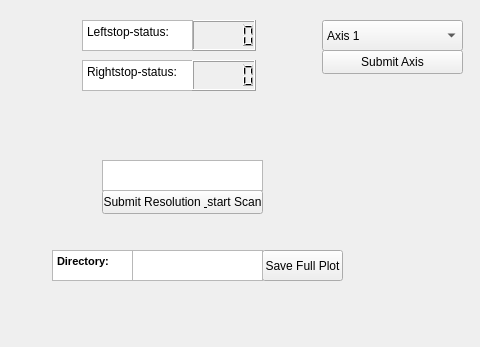
Above: Real_mainwindow.ui from sistrebel/Emittancemeter_control before the change; both pictures show x 258 to 738 and y 0 to 347 of the 738 by 557 pixel window. Below: the same form after it.
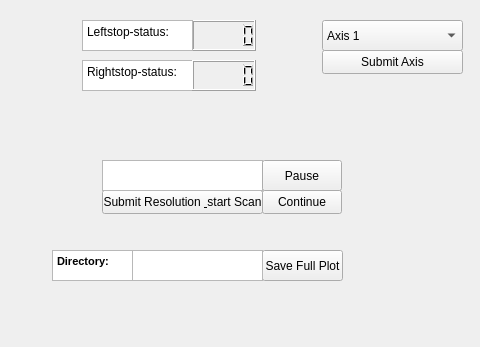
That is the form after the change. Custom widgets are drawn as their Qt base class.

Diff of the .ui file:
```diff
--- a/Real_mainwindow.ui
+++ b/Real_mainwindow.ui
@@ -331,6 +331,32 @@
      </rect>
     </property>
    </widget>
+   <widget class="QPushButton" name="pushButton">
+    <property name="geometry">
+     <rect>
+      <x>520</x>
+      <y>160</y>
+      <width>80</width>
+      <height>31</height>
+     </rect>
+    </property>
+    <property name="text">
+     <string>Pause</string>
+    </property>
+   </widget>
+   <widget class="QPushButton" name="pushButton_2">
+    <property name="geometry">
+     <rect>
+      <x>520</x>
+      <y>190</y>
+      <width>80</width>
+      <height>24</height>
+     </rect>
+    </property>
+    <property name="text">
+     <string>Continue</string>
+    </property>
+   </widget>
   </widget>
   <widget class="QMenuBar" name="menubar">
    <property name="geometry">
```
